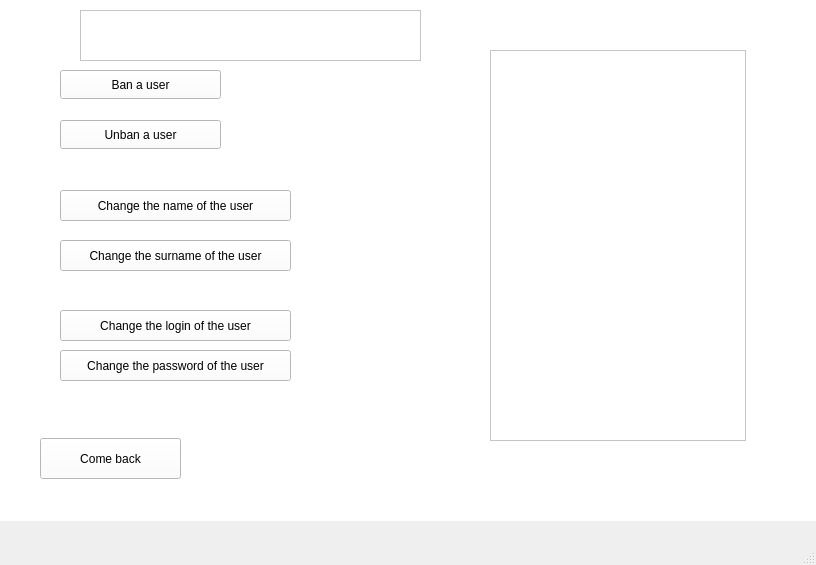
First picture: the form in mainwindow.ui, repository KsaweryL/Qt-bank, before the edit.
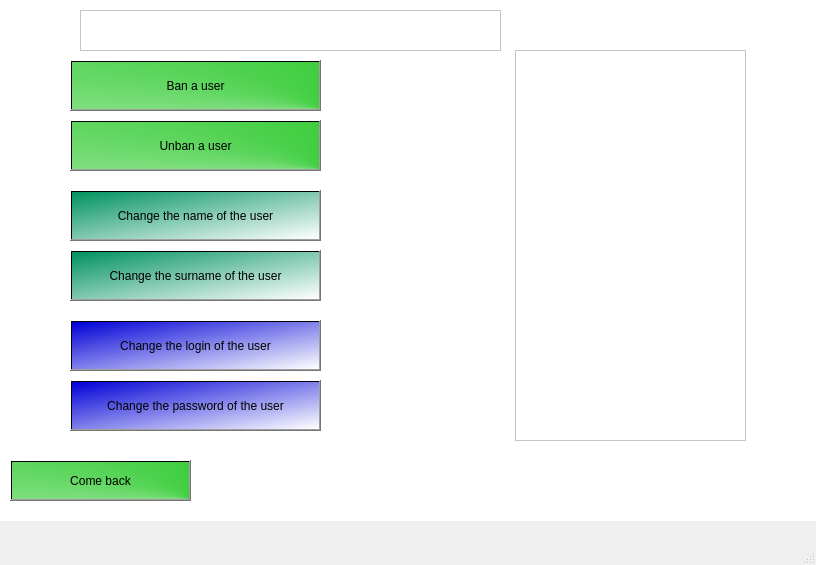
Second picture: the form after the edit. The open tabs and pages were chosen to show the change.

Patch:
```diff
--- a/mainwindow.ui
+++ b/mainwindow.ui
@@ -713,9 +713,9 @@
      <widget class="QTextBrowser" name="textBrowser_ListOfUsers">
       <property name="geometry">
        <rect>
-        <x>490</x>
+        <x>515</x>
         <y>60</y>
-        <width>256</width>
+        <width>231</width>
         <height>391</height>
        </rect>
       </property>
@@ -726,12 +726,15 @@
      <widget class="QPushButton" name="pushButton_ComeBack_ListOfUsers">
       <property name="geometry">
        <rect>
-        <x>40</x>
-        <y>448</y>
-        <width>141</width>
+        <x>10</x>
+        <y>470</y>
+        <width>181</width>
         <height>41</height>
        </rect>
       </property>
+      <property name="styleSheet">
+       <string notr="true">background-color: qconicalgradient(cx:1, cy:1, angle:0, stop:0 rgba(0, 190, 0, 255), stop:1 rgba(255, 255, 255, 255));</string>
+      </property>
       <property name="text">
        <string>Come back</string>
       </property>
@@ -739,12 +742,15 @@
      <widget class="QPushButton" name="pushButton_BanningTheUser">
       <property name="geometry">
        <rect>
-        <x>60</x>
-        <y>80</y>
-        <width>161</width>
-        <height>29</height>
+        <x>70</x>
+        <y>70</y>
+        <width>251</width>
+        <height>51</height>
        </rect>
       </property>
+      <property name="styleSheet">
+       <string notr="true">background-color: qconicalgradient(cx:1, cy:1, angle:0, stop:0 rgba(0, 190, 0, 255), stop:1 rgba(255, 255, 255, 255));</string>
+      </property>
       <property name="text">
        <string>Ban a user</string>
       </property>
@@ -752,12 +758,15 @@
      <widget class="QPushButton" name="pushButton_UnbanningTheUser">
       <property name="geometry">
        <rect>
-        <x>60</x>
+        <x>70</x>
         <y>130</y>
-        <width>161</width>
-        <height>29</height>
+        <width>251</width>
+        <height>51</height>
        </rect>
       </property>
+      <property name="styleSheet">
+       <string notr="true">background-color: qconicalgradient(cx:1, cy:1, angle:0, stop:0 rgba(0, 190, 0, 255), stop:1 rgba(255, 255, 255, 255));</string>
+      </property>
       <property name="text">
        <string>Unban a user</string>
       </property>
@@ -765,12 +774,15 @@
      <widget class="QPushButton" name="pushButton_changeNameAdmin">
       <property name="geometry">
        <rect>
-        <x>60</x>
+        <x>70</x>
         <y>200</y>
-        <width>231</width>
-        <height>31</height>
+        <width>251</width>
+        <height>51</height>
        </rect>
       </property>
+      <property name="styleSheet">
+       <string notr="true">background-color: qlineargradient(spread:pad, x1:0, y1:0, x2:1, y2:1, stop:0 rgba(0, 146, 95, 255), stop:1 rgba(255, 255, 255, 255));</string>
+      </property>
       <property name="text">
        <string>Change the name of the user</string>
       </property>
@@ -778,12 +790,15 @@
      <widget class="QPushButton" name="pushButton_changeSurnameAdmin">
       <property name="geometry">
        <rect>
-        <x>60</x>
-        <y>250</y>
-        <width>231</width>
-        <height>31</height>
+        <x>70</x>
+        <y>260</y>
+        <width>251</width>
+        <height>51</height>
        </rect>
       </property>
+      <property name="styleSheet">
+       <string notr="true">background-color: qlineargradient(spread:pad, x1:0, y1:0, x2:1, y2:1, stop:0 rgba(0, 146, 95, 255), stop:1 rgba(255, 255, 255, 255));</string>
+      </property>
       <property name="text">
        <string>Change the surname of the user</string>
       </property>
@@ -791,12 +806,15 @@
      <widget class="QPushButton" name="pushButton_changeLoginAdmin">
       <property name="geometry">
        <rect>
-        <x>60</x>
-        <y>320</y>
-        <width>231</width>
-        <height>31</height>
+        <x>70</x>
+        <y>330</y>
+        <width>251</width>
+        <height>51</height>
        </rect>
       </property>
+      <property name="styleSheet">
+       <string notr="true">background-color: qlineargradient(spread:pad, x1:0, y1:0, x2:1, y2:1, stop:0 rgba(0, 0, 215, 255), stop:1 rgba(255, 255, 255, 255));</string>
+      </property>
       <property name="text">
        <string>Change the login of the user</string>
       </property>
@@ -804,12 +822,15 @@
      <widget class="QPushButton" name="pushButton_changePasswordAdmin">
       <property name="geometry">
        <rect>
-        <x>60</x>
-        <y>360</y>
-        <width>231</width>
-        <height>31</height>
+        <x>70</x>
+        <y>390</y>
+        <width>251</width>
+        <height>51</height>
        </rect>
       </property>
+      <property name="styleSheet">
+       <string notr="true">background-color: qlineargradient(spread:pad, x1:0, y1:0, x2:1, y2:1, stop:0 rgba(0, 0, 215, 255), stop:1 rgba(255, 255, 255, 255));</string>
+      </property>
       <property name="text">
        <string>Change the password of the user</string>
       </property>
@@ -819,8 +840,8 @@
        <rect>
         <x>80</x>
         <y>20</y>
-        <width>341</width>
-        <height>51</height>
+        <width>421</width>
+        <height>41</height>
        </rect>
       </property>
      </widget>
```
Left out of the diff: 291 changed lines with no effect on the pictures.
